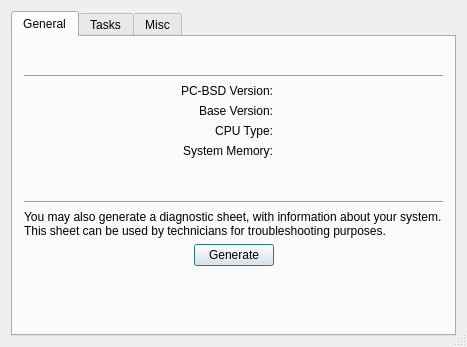
First picture: the form in src-qt4/pc-sysmanager/pbsystemtab.ui, repository trueos/pcbsd, before the edit.
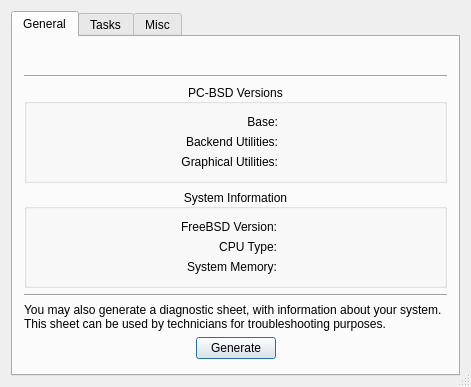
Second picture: the form after the edit. Icons and pictures are not drawn.

Commit message: Clean up the PC-BSD version information on the GUI

```diff
--- a/src-qt4/pc-sysmanager/pbsystemtab.ui
+++ b/src-qt4/pc-sysmanager/pbsystemtab.ui
@@ -6,8 +6,8 @@
    <rect>
     <x>0</x>
     <y>0</y>
-    <width>467</width>
-    <height>347</height>
+    <width>471</width>
+    <height>387</height>
    </rect>
   </property>
   <property name="windowTitle">
@@ -37,6 +37,200 @@
        <string>General</string>
       </attribute>
       <layout class="QGridLayout" name="gridLayout_7">
+       <item row="4" column="0">
+        <spacer name="verticalSpacer_2">
+         <property name="orientation">
+          <enum>Qt::Vertical</enum>
+         </property>
+         <property name="sizeHint" stdset="0">
+          <size>
+           <width>20</width>
+           <height>40</height>
+          </size>
+         </property>
+        </spacer>
+       </item>
+       <item row="5" column="0">
+        <widget class="Line" name="line2">
+         <property name="sizePolicy">
+          <sizepolicy hsizetype="Preferred" vsizetype="Fixed">
+           <horstretch>0</horstretch>
+           <verstretch>0</verstretch>
+          </sizepolicy>
+         </property>
+         <property name="frameShape">
+          <enum>QFrame::HLine</enum>
+         </property>
+         <property name="frameShadow">
+          <enum>QFrame::Sunken</enum>
+         </property>
+        </widget>
+       </item>
+       <item row="6" column="0">
+        <widget class="QLabel" name="textLabel4">
+         <property name="text">
+          <string>You may also generate a diagnostic sheet, with information about your system. This sheet can be used by technicians for troubleshooting purposes.</string>
+         </property>
+         <property name="alignment">
+          <set>Qt::AlignLeading|Qt::AlignLeft|Qt::AlignTop</set>
+         </property>
+         <property name="wordWrap">
+          <bool>true</bool>
+         </property>
+        </widget>
+       </item>
+       <item row="7" column="0">
+        <layout class="QHBoxLayout" name="horizontalLayout">
+         <item>
+          <spacer name="spacer5">
+           <property name="orientation">
+            <enum>Qt::Horizontal</enum>
+           </property>
+           <property name="sizeType">
+            <enum>QSizePolicy::Expanding</enum>
+           </property>
+           <property name="sizeHint" stdset="0">
+            <size>
+             <width>97</width>
+             <height>21</height>
+            </size>
+           </property>
+          </spacer>
+         </item>
+         <item>
+          <widget class="QPushButton" name="buttonGenerate">
+           <property name="text">
+            <string>Generate</string>
+           </property>
+          </widget>
+         </item>
+         <item>
+          <spacer name="spacer4">
+           <property name="orientation">
+            <enum>Qt::Horizontal</enum>
+           </property>
+           <property name="sizeType">
+            <enum>QSizePolicy::Expanding</enum>
+           </property>
+           <property name="sizeHint" stdset="0">
+            <size>
+             <width>97</width>
+             <height>21</height>
+            </size>
+           </property>
+          </spacer>
+         </item>
+        </layout>
+       </item>
+       <item row="8" column="0">
+        <spacer name="spacer11">
+         <property name="orientation">
+          <enum>Qt::Vertical</enum>
+         </property>
+         <property name="sizeType">
+          <enum>QSizePolicy::Expanding</enum>
+         </property>
+         <property name="sizeHint" stdset="0">
+          <size>
+           <width>30</width>
+           <height>60</height>
+          </size>
+         </property>
+        </spacer>
+       </item>
+       <item row="2" column="0">
+        <widget class="QGroupBox" name="groupBox_3">
+         <property name="title">
+          <string>PC-BSD Versions</string>
+         </property>
+         <property name="alignment">
+          <set>Qt::AlignCenter</set>
+         </property>
+         <layout class="QHBoxLayout" name="horizontalLayout_5">
+          <item>
+           <spacer name="horizontalSpacer_2">
+            <property name="orientation">
+             <enum>Qt::Horizontal</enum>
+            </property>
+            <property name="sizeHint" stdset="0">
+             <size>
+              <width>40</width>
+              <height>20</height>
+             </size>
+            </property>
+           </spacer>
+          </item>
+          <item>
+           <layout class="QGridLayout" name="gridLayout_21">
+            <item row="0" column="0">
+             <widget class="QLabel" name="label">
+              <property name="text">
+               <string>Base:</string>
+              </property>
+              <property name="alignment">
+               <set>Qt::AlignRight|Qt::AlignTrailing|Qt::AlignVCenter</set>
+              </property>
+             </widget>
+            </item>
+            <item row="1" column="0">
+             <widget class="QLabel" name="label_3">
+              <property name="text">
+               <string>Backend Utilities:</string>
+              </property>
+              <property name="alignment">
+               <set>Qt::AlignRight|Qt::AlignTrailing|Qt::AlignVCenter</set>
+              </property>
+             </widget>
+            </item>
+            <item row="1" column="1">
+             <widget class="QLabel" name="label_pcbsdutils">
+              <property name="text">
+               <string notr="true">&lt;Version&gt;</string>
+              </property>
+             </widget>
+            </item>
+            <item row="0" column="1">
+             <widget class="QLabel" name="label_pcbsdbase">
+              <property name="text">
+               <string notr="true">&lt;Version&gt;</string>
+              </property>
+             </widget>
+            </item>
+            <item row="2" column="0">
+             <widget class="QLabel" name="label_5">
+              <property name="text">
+               <string>Graphical Utilities:</string>
+              </property>
+              <property name="alignment">
+               <set>Qt::AlignRight|Qt::AlignTrailing|Qt::AlignVCenter</set>
+              </property>
+             </widget>
+            </item>
+            <item row="2" column="1">
+             <widget class="QLabel" name="label_pcbsdgutils">
+              <property name="text">
+               <string notr="true">&lt;Version&gt;</string>
+              </property>
+             </widget>
+            </item>
+           </layout>
+          </item>
+          <item>
+           <spacer name="horizontalSpacer_3">
+            <property name="orientation">
+             <enum>Qt::Horizontal</enum>
+            </property>
+            <property name="sizeHint" stdset="0">
+             <size>
+              <width>40</width>
+              <height>20</height>
+             </size>
+            </property>
+           </spacer>
+          </item>
+         </layout>
+        </widget>
+       </item>
        <item row="0" column="0">
         <layout class="QHBoxLayout" name="horizontalLayout_4">
          <item>
@@ -111,8 +305,15 @@
          </property>
         </widget>
        </item>
-       <item row="2" column="0">
-        <layout class="QHBoxLayout" name="horizontalLayout_2">
+       <item row="3" column="0">
+        <widget class="QGroupBox" name="groupBox_4">
+         <property name="title">
+          <string>System Information</string>
+         </property>
+         <property name="alignment">
+          <set>Qt::AlignCenter</set>
+         </property>
+         <layout class="QHBoxLayout" name="horizontalLayout_6">
          <item>
           <spacer name="spacer17">
            <property name="orientation">
@@ -132,44 +333,6 @@
          <item>
           <layout class="QGridLayout" name="gridLayout_6">
            <item row="0" column="0">
-            <widget class="QLabel" name="textLabel2">
-             <property name="sizePolicy">
-              <sizepolicy hsizetype="Preferred" vsizetype="Fixed">
-               <horstretch>0</horstretch>
-               <verstretch>0</verstretch>
-              </sizepolicy>
-             </property>
-             <property name="text">
-              <string>PC-BSD Version:</string>
-             </property>
-             <property name="alignment">
-              <set>Qt::AlignRight|Qt::AlignTrailing|Qt::AlignVCenter</set>
-             </property>
-             <property name="wordWrap">
-              <bool>false</bool>
-             </property>
-            </widget>
-           </item>
-           <item row="0" column="1">
-            <widget class="QLabel" name="labelPCBSD">
-             <property name="sizePolicy">
-              <sizepolicy hsizetype="Preferred" vsizetype="Fixed">
-               <horstretch>0</horstretch>
-               <verstretch>0</verstretch>
-              </sizepolicy>
-             </property>
-             <property name="text">
-              <string/>
-             </property>
-             <property name="alignment">
-              <set>Qt::AlignLeading|Qt::AlignLeft|Qt::AlignVCenter</set>
-             </property>
-             <property name="wordWrap">
-              <bool>false</bool>
-             </property>
-            </widget>
-           </item>
-           <item row="1" column="0">
             <widget class="QLabel" name="textLabel2_2">
              <property name="sizePolicy">
               <sizepolicy hsizetype="Preferred" vsizetype="Fixed">
@@ -184,7 +347,7 @@
               <enum>QFrame::Plain</enum>
              </property>
              <property name="text">
-              <string>Base Version:</string>
+               <string>FreeBSD Version:</string>
              </property>
              <property name="alignment">
               <set>Qt::AlignRight|Qt::AlignTrailing|Qt::AlignVCenter</set>
@@ -194,7 +357,7 @@
              </property>
             </widget>
            </item>
-           <item row="1" column="1">
+            <item row="0" column="1">
             <widget class="QLabel" name="labelBASEVer">
              <property name="sizePolicy">
               <sizepolicy hsizetype="Preferred" vsizetype="Fixed">
@@ -213,7 +376,7 @@
              </property>
             </widget>
            </item>
-           <item row="2" column="0">
+            <item row="1" column="0">
             <widget class="QLabel" name="textLabel2_2_2">
              <property name="sizePolicy">
               <sizepolicy hsizetype="Preferred" vsizetype="Fixed">
@@ -232,7 +395,7 @@
              </property>
             </widget>
            </item>
-           <item row="2" column="1">
+            <item row="1" column="1">
             <widget class="QLabel" name="labelCPU">
              <property name="sizePolicy">
               <sizepolicy hsizetype="Preferred" vsizetype="Fixed">
@@ -251,7 +414,7 @@
              </property>
             </widget>
            </item>
-           <item row="3" column="0">
+            <item row="2" column="0">
             <widget class="QLabel" name="textLabel2_2_3">
              <property name="sizePolicy">
               <sizepolicy hsizetype="Preferred" vsizetype="Fixed">
@@ -276,7 +439,7 @@
              </property>
             </widget>
            </item>
-           <item row="3" column="1">
+            <item row="2" column="1">
             <widget class="QLabel" name="labelMemory">
              <property name="sizePolicy">
               <sizepolicy hsizetype="Preferred" vsizetype="Fixed">
@@ -314,108 +477,8 @@
           </spacer>
          </item>
         </layout>
-       </item>
-       <item row="3" column="0">
-        <spacer name="verticalSpacer_2">
-         <property name="orientation">
-          <enum>Qt::Vertical</enum>
-         </property>
-         <property name="sizeHint" stdset="0">
-          <size>
-           <width>20</width>
-           <height>40</height>
-          </size>
-         </property>
-        </spacer>
-       </item>
-       <item row="4" column="0">
-        <widget class="Line" name="line2">
-         <property name="sizePolicy">
-          <sizepolicy hsizetype="Preferred" vsizetype="Fixed">
-           <horstretch>0</horstretch>
-           <verstretch>0</verstretch>
-          </sizepolicy>
-         </property>
-         <property name="frameShape">
-          <enum>QFrame::HLine</enum>
-         </property>
-         <property name="frameShadow">
-          <enum>QFrame::Sunken</enum>
-         </property>
         </widget>
        </item>
-       <item row="5" column="0">
-        <widget class="QLabel" name="textLabel4">
-         <property name="text">
-          <string>You may also generate a diagnostic sheet, with information about your system. This sheet can be used by technicians for troubleshooting purposes.</string>
-         </property>
-         <property name="alignment">
-          <set>Qt::AlignLeading|Qt::AlignLeft|Qt::AlignTop</set>
-         </property>
-         <property name="wordWrap">
-          <bool>true</bool>
-         </property>
-        </widget>
-       </item>
-       <item row="6" column="0">
-        <layout class="QHBoxLayout" name="horizontalLayout">
-         <item>
-          <spacer name="spacer5">
-           <property name="orientation">
-            <enum>Qt::Horizontal</enum>
-           </property>
-           <property name="sizeType">
-            <enum>QSizePolicy::Expanding</enum>
-           </property>
-           <property name="sizeHint" stdset="0">
-            <size>
-             <width>97</width>
-             <height>21</height>
-            </size>
-           </property>
-          </spacer>
-         </item>
-         <item>
-          <widget class="QPushButton" name="buttonGenerate">
-           <property name="text">
-            <string>Generate</string>
-           </property>
-          </widget>
-         </item>
-         <item>
-          <spacer name="spacer4">
-           <property name="orientation">
-            <enum>Qt::Horizontal</enum>
-           </property>
-           <property name="sizeType">
-            <enum>QSizePolicy::Expanding</enum>
-           </property>
-           <property name="sizeHint" stdset="0">
-            <size>
-             <width>97</width>
-             <height>21</height>
-            </size>
-           </property>
-          </spacer>
-         </item>
-        </layout>
-       </item>
-       <item row="7" column="0">
-        <spacer name="spacer11">
-         <property name="orientation">
-          <enum>Qt::Vertical</enum>
-         </property>
-         <property name="sizeType">
-          <enum>QSizePolicy::Expanding</enum>
-         </property>
-         <property name="sizeHint" stdset="0">
-          <size>
-           <width>30</width>
-           <height>60</height>
-          </size>
-         </property>
-        </spacer>
-       </item>
       </layout>
      </widget>
      <widget class="QWidget" name="tab_4">
```
Lines whose indentation alone changed are shown as unchanged. The commit also changes 1 other file.
